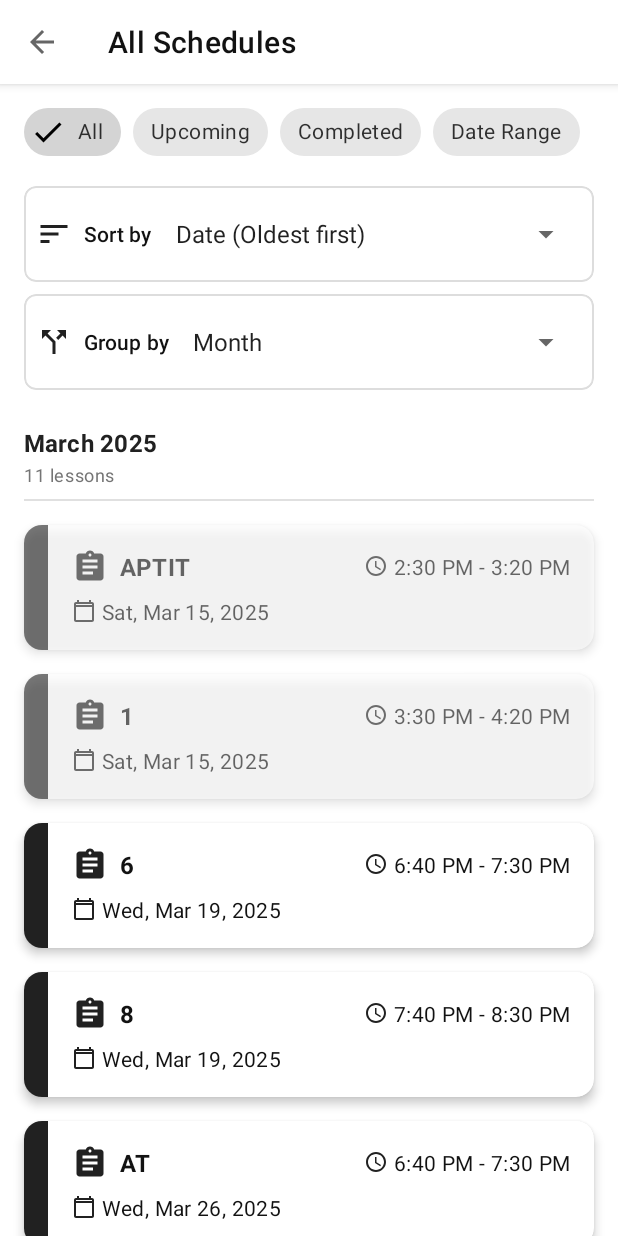
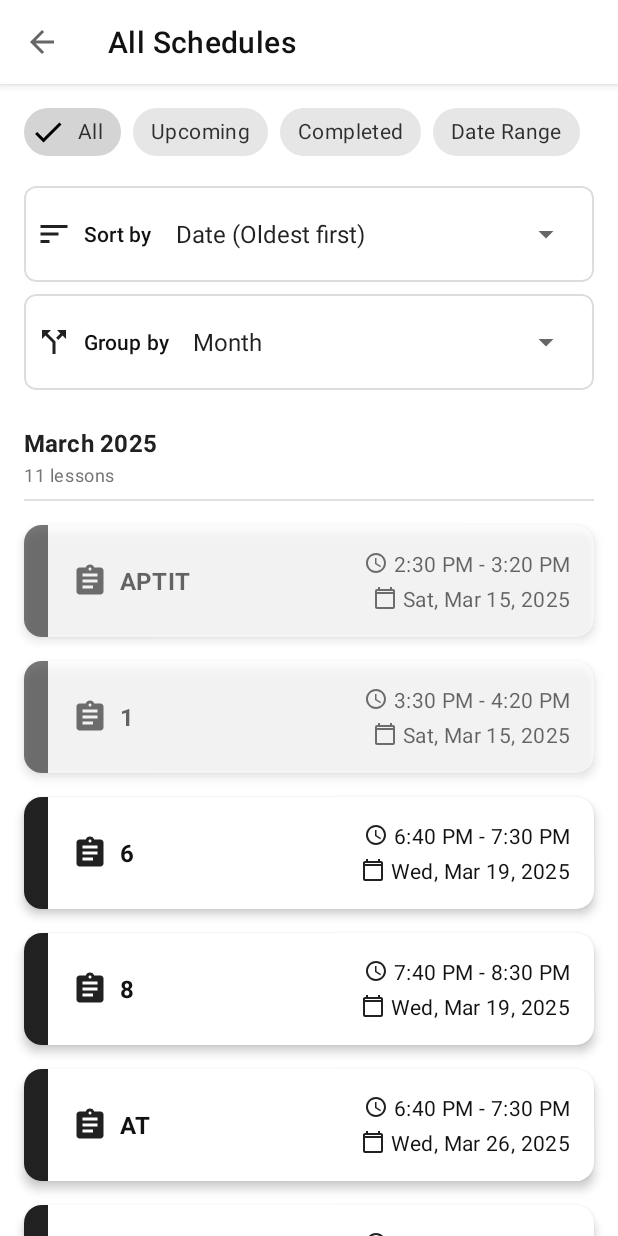
Before and after one commit to ahammedrohit/koyama-scheduler, an Android app: the AllSchedulesActivity screen opened directly, with no data from a screen before it, on a phone screen of 412 x 824 dp. Run offline under Robolectric (Android 15) with nearby library versions, the phone set to English and light mode, and no system bars; our stand-ins replace Room's generated code.

Commit message:
all schedules==> dates layout fix

```diff
--- a/app/src/main/java/com/koyama/scheduler/adapter/ScheduleAdapter.java
+++ b/app/src/main/java/com/koyama/scheduler/adapter/ScheduleAdapter.java
@@ -361,7 +361,7 @@ public class ScheduleAdapter extends RecyclerView.Adapter<RecyclerView.ViewHolde
             String timeDisplay = String.format("%s - %s", lesson.getStartTime(), lesson.getEndTime());
             lessonTimeTextView.setText(timeDisplay);
 
-            // Set the date separately - make date container visible
+            // Set the date - always make date container visible
             dateContainer.setVisibility(View.VISIBLE);
             try {
                 LocalDate date = LocalDate.parse(lesson.getDate());
--- a/app/src/main/res/layout/item_lesson.xml
+++ b/app/src/main/res/layout/item_lesson.xml
@@ -63,6 +63,12 @@
                 <LinearLayout
                     android:layout_width="wrap_content"
                     android:layout_height="wrap_content"
+                    android:orientation="vertical"
+                    android:gravity="end">
+
+                    <LinearLayout
+                        android:layout_width="wrap_content"
+                        android:layout_height="wrap_content"
                         android:orientation="horizontal"
                         android:gravity="center_vertical">
 
@@ -83,14 +89,13 @@
                             android:textColor="?attr/colorOnSurface"
                             tools:text="2:30 PM - 3:20 PM" />
                     </LinearLayout>
-            </LinearLayout>
 
                     <LinearLayout
                         android:id="@+id/layout_date_container"
-                android:layout_width="match_parent"
+                        android:layout_width="wrap_content"
                         android:layout_height="wrap_content"
                         android:orientation="horizontal"
-                android:layout_marginTop="8dp"
+                        android:layout_marginTop="4dp"
                         android:gravity="center_vertical"
                         android:visibility="gone"
                         tools:visibility="visible">
@@ -110,6 +115,8 @@
                             android:textAppearance="?attr/textAppearanceBody2"
                             android:textColor="?attr/colorOnSurface"
                             tools:text="Fri, Mar 15, 2025" />
+                    </LinearLayout>
+                </LinearLayout>
             </LinearLayout>
 
             <TextView
```
Lines whose indentation alone changed are shown as unchanged.
